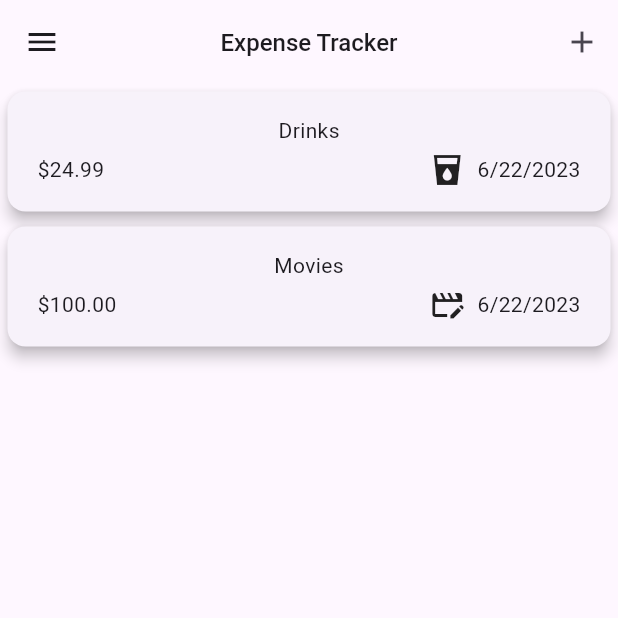
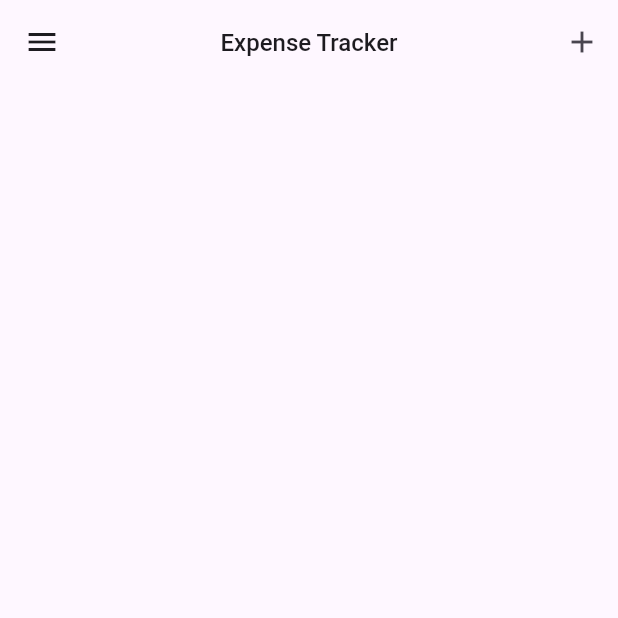
Before and after one commit to GetRighhttt/ExpenseTrackerFlutter, a Flutter app: the screen it shows after launch, on a phone screen of 412 x 824 dp, the top half of it. Run offline on Flutter 3.47's test engine with Material 2 defaults, Android fonts, the phone set to English and light mode, and no system bars.

Commit message:
removed mock data for expenses.

```diff
--- a/expense_tracker/lib/pages/expense_page.dart
+++ b/expense_tracker/lib/pages/expense_page.dart
@@ -1,5 +1,3 @@
-import 'dart:math';
-
 import 'package:expense_tracker/widgets/expenses_list_widget.dart';
 import 'package:expense_tracker/widgets/new_expense_widget.dart';
 import 'package:flutter/material.dart';
@@ -16,20 +14,7 @@ class _ExpenseTrackerPageState extends State<ExpenseTrackerPage> {
   // dummy data for list of expenses from our Expense model class
   // this data would usually be coming from a remote source however for now
   // it is ok to use dummy data that we create ourselves
-  final List<Expense> _registeredExpenses = [
-    Expense(
-      title: 'Drinks',
-      amount: 24.99,
-      date: DateTime.now(),
-      category: Categories.fun,
-    ),
-    Expense(
-      title: 'Movies',
-      amount: 100.00,
-      date: DateTime.now(),
-      category: Categories.leisure,
-    ),
-  ];
+  final List<Expense> _registeredExpenses = [];
 
 // opens modal bottom sheet when the "+" button in clicked
   void _openAddExpenseOverlay() {
--- a/expense_tracker/lib/widgets/expenses_list_widget.dart
+++ b/expense_tracker/lib/widgets/expenses_list_widget.dart
@@ -21,7 +21,9 @@ class ExpenseListWidget extends StatelessWidget {
       // also makes item dismissible
       itemBuilder: (context, index) => Dismissible(
         key: ValueKey(expenses[index]),
-        onDismissed: (direction) {},
+        onDismissed: (direction) {
+          onDismissedExpense(expenses[index]);
+        },
         child: ExpenseItemWidget(
           expenses[index],
         ),
--- a/expense_tracker/lib/widgets/new_expense_widget.dart
+++ b/expense_tracker/lib/widgets/new_expense_widget.dart
@@ -1,5 +1,3 @@
-import 'dart:ffi';
-
 import 'package:flutter/material.dart';
 import 'package:expense_tracker/model/expense.dart';
 
```
